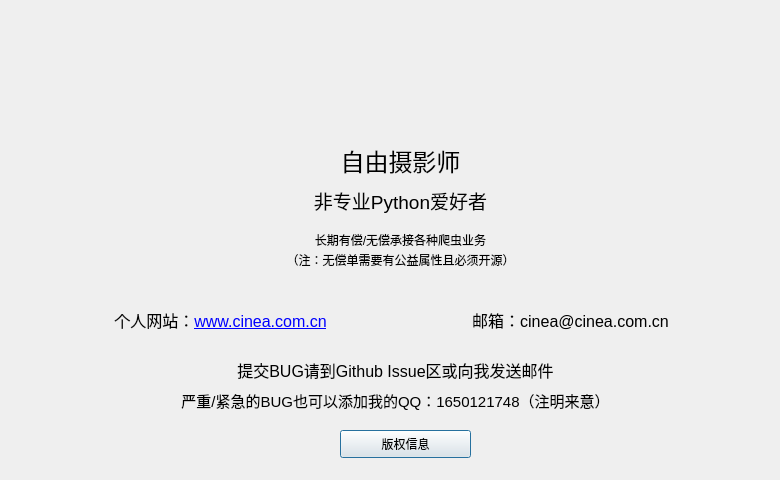
Above: ui/about.ui from Cinea4678/Tongji-AutoGetScore before the change. Below: the same form after it.
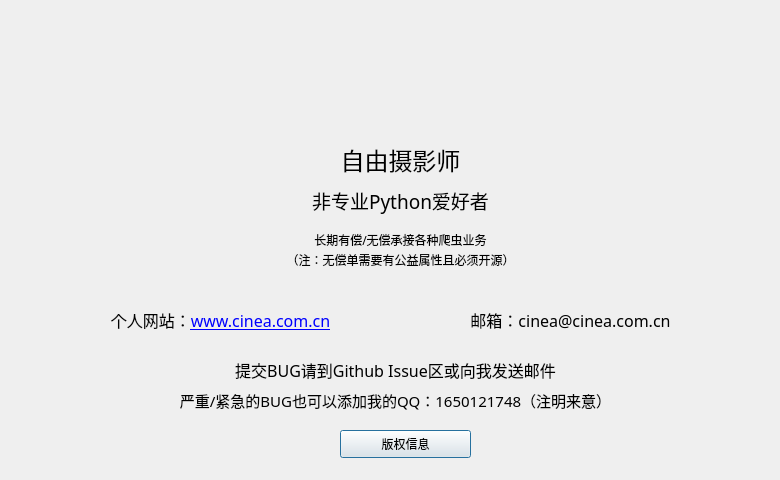
That is the form after the change.

Patch:
```diff
--- a/ui/about.ui
+++ b/ui/about.ui
@@ -10,6 +10,11 @@
     <height>480</height>
    </rect>
   </property>
+  <property name="font">
+   <font>
+    <family>微软雅黑</family>
+   </font>
+  </property>
   <property name="windowTitle">
    <string>关于作者</string>
   </property>
```
